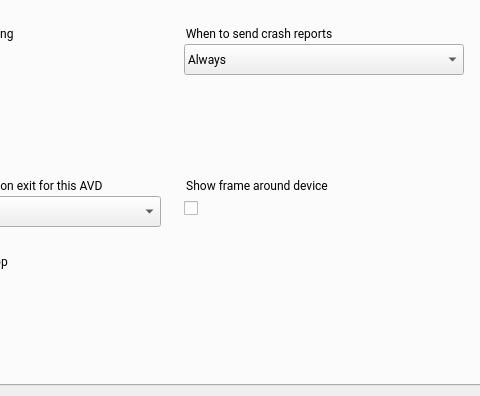
Before: the Qt Designer form android/android-emu/android/skin/qt/extended-pages/settings-page.ui in vicamo/libandroid-emugl, drawn with Qt 5; both pictures show x 142 to 622 and y 184 to 580 of the 622 by 580 pixel window.
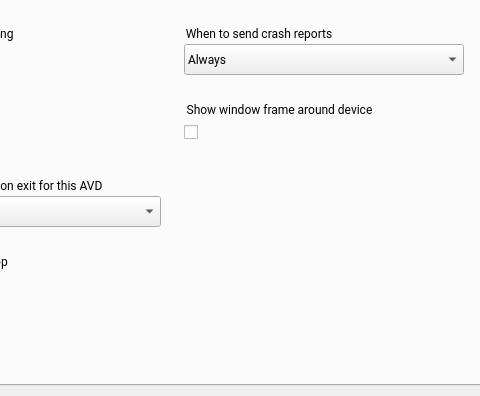
After: the same form once the commit is applied. Icons and pictures are not drawn. Custom widgets are drawn as their Qt base class.

```diff
--- a/android/android-emu/android/skin/qt/extended-pages/settings-page.ui
+++ b/android/android-emu/android/skin/qt/extended-pages/settings-page.ui
@@ -235,7 +235,7 @@
      <property name="geometry">
       <rect>
        <x>324</x>
-       <y>334</y>
+       <y>258</y>
        <width>211</width>
        <height>24</height>
       </rect>
@@ -313,7 +313,7 @@
      <property name="geometry">
       <rect>
        <x>324</x>
-       <y>314</y>
+       <y>238</y>
        <width>211</width>
        <height>21</height>
       </rect>
@@ -327,7 +327,7 @@
       <string notr="true">border: 0px;</string>
      </property>
      <property name="title">
-      <string>Show frame around device</string>
+      <string>Show window frame around device</string>
      </property>
      <property name="ColorGroup" stdset="0">
       <string>Title</string>
```
